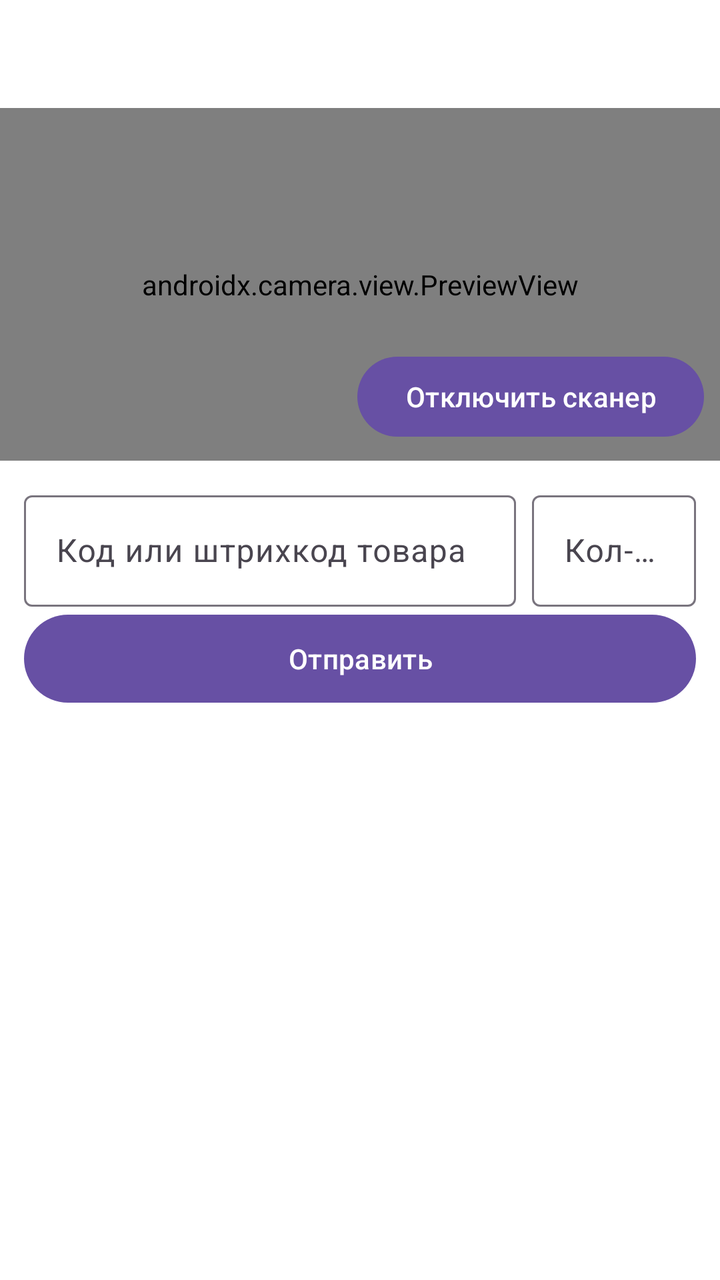
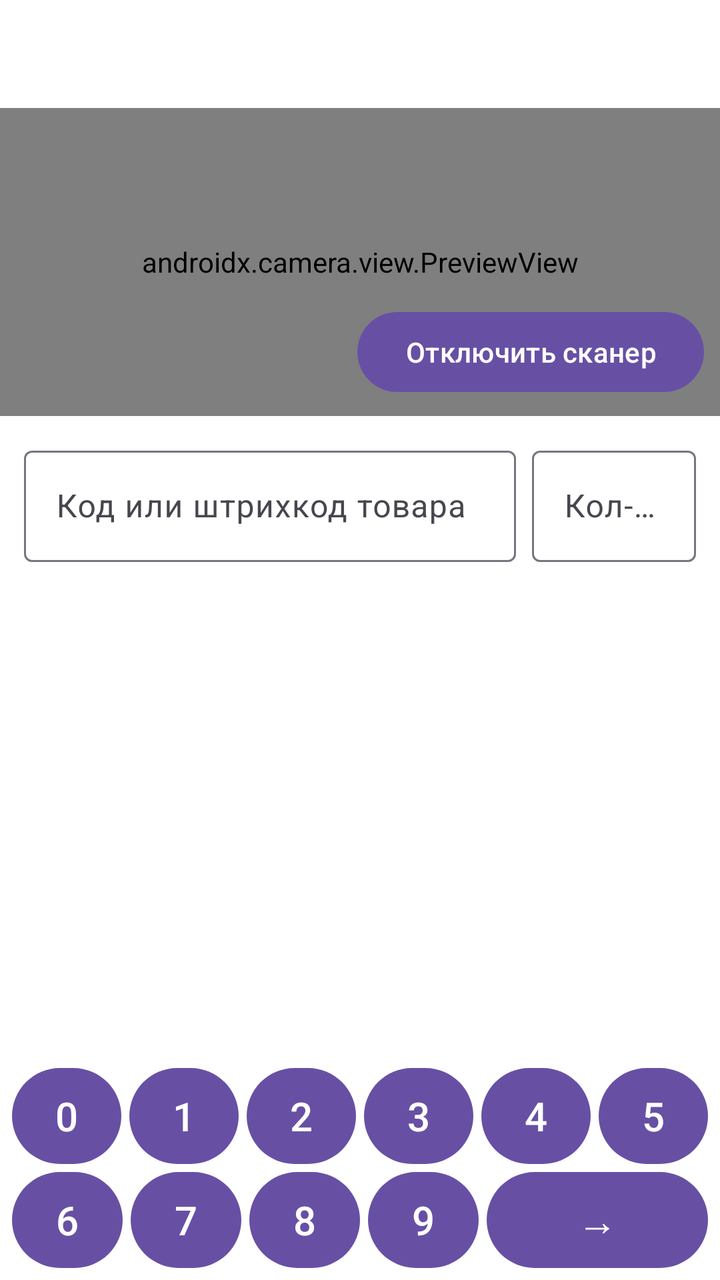

An Android layout rendered at two revisions. The XML below is the earlier revision; the diff shows what the commit changed to produce the second picture.
<!-- AndroidManifest.xml: application theme Theme.MSklad -->
<!-- res/layout/activity_main.xml -->
<?xml version="1.0" encoding="utf-8"?>
<LinearLayout xmlns:android="http://schemas.android.com/apk/res/android"
    android:layout_width="match_parent"
    android:layout_height="match_parent"
    android:background="@color/bg_idle"
    android:orientation="vertical">

    <LinearLayout
        android:layout_width="match_parent"
        android:layout_height="wrap_content"
        android:gravity="center_vertical"
        android:orientation="horizontal"
        android:paddingHorizontal="16dp"
        android:paddingTop="8dp">

        <LinearLayout
            android:layout_width="0dp"
            android:layout_height="wrap_content"
            android:layout_weight="1"
            android:orientation="vertical">

            <TextView
                android:id="@+id/moveTitle"
                android:layout_width="match_parent"
                android:layout_height="wrap_content"
                android:textAppearance="?attr/textAppearanceTitleMedium" />

            <TextView
                android:id="@+id/moveRoute"
                android:layout_width="match_parent"
                android:layout_height="wrap_content"
                android:textAppearance="?attr/textAppearanceBodySmall" />
        </LinearLayout>

        <Button
            android:id="@+id/labelButton"
            android:layout_width="wrap_content"
            android:layout_height="wrap_content"
            android:text="@string/label_button"
            android:visibility="gone" />
    </LinearLayout>

    <FrameLayout
        android:layout_width="match_parent"
        android:layout_height="0dp"
        android:layout_marginTop="8dp"
        android:layout_weight="2.8"
        android:background="@color/black">

        <androidx.camera.view.PreviewView
            android:id="@+id/previewView"
            android:layout_width="match_parent"
            android:layout_height="match_parent" />

        <TextView
            android:id="@+id/scannerOffLabel"
            android:layout_width="wrap_content"
            android:layout_height="wrap_content"
            android:layout_gravity="center"
            android:text="@string/scanner_is_off"
            android:textColor="@color/white"
            android:visibility="gone" />

        <Button
            android:id="@+id/scannerToggle"
            android:layout_width="wrap_content"
            android:layout_height="wrap_content"
            android:layout_gravity="bottom|end"
            android:layout_margin="8dp"
            android:text="@string/scanner_off" />
    </FrameLayout>

    <LinearLayout
        android:layout_width="match_parent"
        android:layout_height="wrap_content"
        android:orientation="vertical"
        android:padding="12dp">

        <LinearLayout
            android:layout_width="match_parent"
            android:layout_height="wrap_content"
            android:orientation="horizontal">

            <com.google.android.material.textfield.TextInputLayout
                android:layout_width="0dp"
                android:layout_height="wrap_content"
                android:layout_marginEnd="8dp"
                android:layout_weight="3"
                android:hint="@string/code_hint">

                <com.google.android.material.textfield.TextInputEditText
                    android:id="@+id/codeEdit"
                    android:layout_width="match_parent"
                    android:layout_height="wrap_content"
                    android:imeOptions="actionSend"
                    android:inputType="number"
                    android:singleLine="true" />
            </com.google.android.material.textfield.TextInputLayout>

            <com.google.android.material.textfield.TextInputLayout
                android:layout_width="0dp"
                android:layout_height="wrap_content"
                android:layout_weight="1"
                android:hint="@string/quantity_hint">

                <com.google.android.material.textfield.TextInputEditText
                    android:id="@+id/quantityEdit"
                    android:layout_width="match_parent"
                    android:layout_height="wrap_content"
                    android:inputType="numberDecimal"
                    android:singleLine="true" />
            </com.google.android.material.textfield.TextInputLayout>
        </LinearLayout>

        <Button
            android:id="@+id/sendButton"
            android:layout_width="match_parent"
            android:layout_height="52dp"
            android:text="@string/send" />
    </LinearLayout>

    <LinearLayout
        android:id="@+id/resultZone"
        android:layout_width="match_parent"
        android:layout_height="0dp"
        android:layout_weight="4.2"
        android:gravity="center"
        android:orientation="vertical"
        android:padding="16dp">

        <ProgressBar
            android:id="@+id/progress"
            style="?android:attr/progressBarStyleHorizontal"
            android:layout_width="match_parent"
            android:layout_height="wrap_content"
            android:indeterminate="true"
            android:visibility="gone" />

        <TextView
            android:id="@+id/resultProduct"
            android:layout_width="match_parent"
            android:layout_height="wrap_content"
            android:layout_marginBottom="8dp"
            android:gravity="center"
            android:textColor="@color/text_secondary"
            android:textSize="14sp"
            android:visibility="gone" />

        <LinearLayout
            android:layout_width="match_parent"
            android:layout_height="wrap_content"
            android:gravity="center_vertical"
            android:orientation="horizontal">

            <TextView
                android:id="@+id/resultLine"
                android:layout_width="0dp"
                android:layout_height="wrap_content"
                android:layout_weight="1"
                android:gravity="center"
                android:textColor="@color/text_primary"
                android:textSize="32sp"
                android:textStyle="bold"
                android:visibility="gone" />

            <Button
                android:id="@+id/undoButton"
                android:layout_width="wrap_content"
                android:layout_height="wrap_content"
                android:contentDescription="@string/undo_description"
                android:minWidth="48dp"
                android:text="@string/undo"
                android:textColor="@color/error_red"
                android:textSize="20sp"
                android:visibility="gone" />
        </LinearLayout>

        <TextView
            android:id="@+id/resultMessage"
            android:layout_width="match_parent"
            android:layout_height="wrap_content"
            android:gravity="center"
            android:textColor="@color/text_primary"
            android:textSize="20sp" />
    </LinearLayout>

    <LinearLayout
        android:id="@+id/recentList"
        android:layout_width="match_parent"
        android:layout_height="wrap_content"
        android:orientation="vertical"
        android:paddingHorizontal="12dp"
        android:paddingBottom="8dp" />
</LinearLayout>
<!-- resources referenced by this layout -->
<resources>
  <color name="bg_idle">#FFFFFFFF</color>
  <color name="black">#FF000000</color>
  <color name="error_red">#C62828</color>
  <color name="text_primary">#FF212121</color>
  <color name="text_secondary">#FF424242</color>
  <color name="white">#FFFFFFFF</color>
  <string name="code_hint">Код или штрихкод товара</string>
  <string name="label_button">ЭТИК</string>
  <string name="quantity_hint">Кол-во</string>
  <string name="scanner_is_off">Сканер выключен</string>
  <string name="scanner_off">Отключить сканер</string>
  <string name="send">Отправить</string>
  <string name="undo">✕</string>
  <string name="undo_description">Отменить последнюю операцию</string>
  <style name="Theme.MSklad" parent="Theme.Material3.Light.NoActionBar" />
</resources>

<!-- the commit's change to res/layout/activity_main.xml (unified diff, before → after) -->
@@ -94,6 +94,7 @@
                     android:layout_height="wrap_content"
                     android:imeOptions="actionSend"
                     android:inputType="number"
+                    android:showSoftInputOnFocus="false"
                     android:singleLine="true" />
             </com.google.android.material.textfield.TextInputLayout>
 
@@ -108,15 +109,10 @@
                     android:layout_width="match_parent"
                     android:layout_height="wrap_content"
                     android:inputType="numberDecimal"
+                    android:showSoftInputOnFocus="false"
                     android:singleLine="true" />
             </com.google.android.material.textfield.TextInputLayout>
         </LinearLayout>
-
-        <Button
-            android:id="@+id/sendButton"
-            android:layout_width="match_parent"
-            android:layout_height="52dp"
-            android:text="@string/send" />
     </LinearLayout>
 
     <LinearLayout
@@ -191,4 +187,83 @@
         android:orientation="vertical"
         android:paddingHorizontal="12dp"
         android:paddingBottom="8dp" />
+
+    <LinearLayout
+        android:id="@+id/keypad"
+        android:layout_width="match_parent"
+        android:layout_height="wrap_content"
+        android:orientation="vertical"
+        android:paddingHorizontal="4dp"
+        android:paddingBottom="4dp">
+
+    <LinearLayout
+        android:layout_width="match_parent"
+        android:layout_height="wrap_content"
+        android:orientation="horizontal">
+
+        <Button
+            style="@style/KeypadKey"
+            android:layout_width="0dp"
+            android:layout_weight="1"
+            android:text="0" />
+        <Button
+            style="@style/KeypadKey"
+            android:layout_width="0dp"
+            android:layout_weight="1"
+            android:text="1" />
+        <Button
+            style="@style/KeypadKey"
+            android:layout_width="0dp"
+            android:layout_weight="1"
+            android:text="2" />
+        <Button
+            style="@style/KeypadKey"
+            android:layout_width="0dp"
+            android:layout_weight="1"
+            android:text="3" />
+        <Button
+            style="@style/KeypadKey"
+            android:layout_width="0dp"
+            android:layout_weight="1"
+            android:text="4" />
+        <Button
+            style="@style/KeypadKey"
+            android:layout_width="0dp"
+            android:layout_weight="1"
+            android:text="5" />
+    </LinearLayout>
+    <LinearLayout
+        android:layout_width="match_parent"
+        android:layout_height="wrap_content"
+        android:orientation="horizontal">
+
+        <Button
+            style="@style/KeypadKey"
+            android:layout_width="0dp"
+            android:layout_weight="1"
+            android:text="6" />
+        <Button
+            style="@style/KeypadKey"
+            android:layout_width="0dp"
+            android:layout_weight="1"
+            android:text="7" />
+        <Button
+            style="@style/KeypadKey"
+            android:layout_width="0dp"
+            android:layout_weight="1"
+            android:text="8" />
+        <Button
+            style="@style/KeypadKey"
+            android:layout_width="0dp"
+            android:layout_weight="1"
+            android:text="9" />
+        <Button
+            android:id="@+id/keypadEnter"
+            style="@style/KeypadKey"
+            android:layout_width="0dp"
+            android:layout_weight="2"
+            android:contentDescription="@string/send"
+            android:text="→" />
+    </LinearLayout>
+    </LinearLayout>
 </LinearLayout>
<!-- resource entries referenced after the edit -->
@@ -14,6 +14,16 @@
   <string name="send">Отправить</string>
   <string name="undo">✕</string>
   <string name="undo_description">Отменить последнюю операцию</string>
+  <style name="KeypadKey" parent="Widget.Material3.Button">
+          <item name="android:layout_height">48dp</item>
+          <item name="android:layout_margin">2dp</item>
+          <item name="android:minWidth">0dp</item>
+          <item name="android:minHeight">0dp</item>
+          <item name="android:insetTop">0dp</item>
+          <item name="android:insetBottom">0dp</item>
+          <item name="android:padding">0dp</item>
+          <item name="android:textSize">20sp</item>
+      </style>
   <style name="Theme.MSklad" parent="Theme.Material3.Light.NoActionBar" />
 </resources>
 
